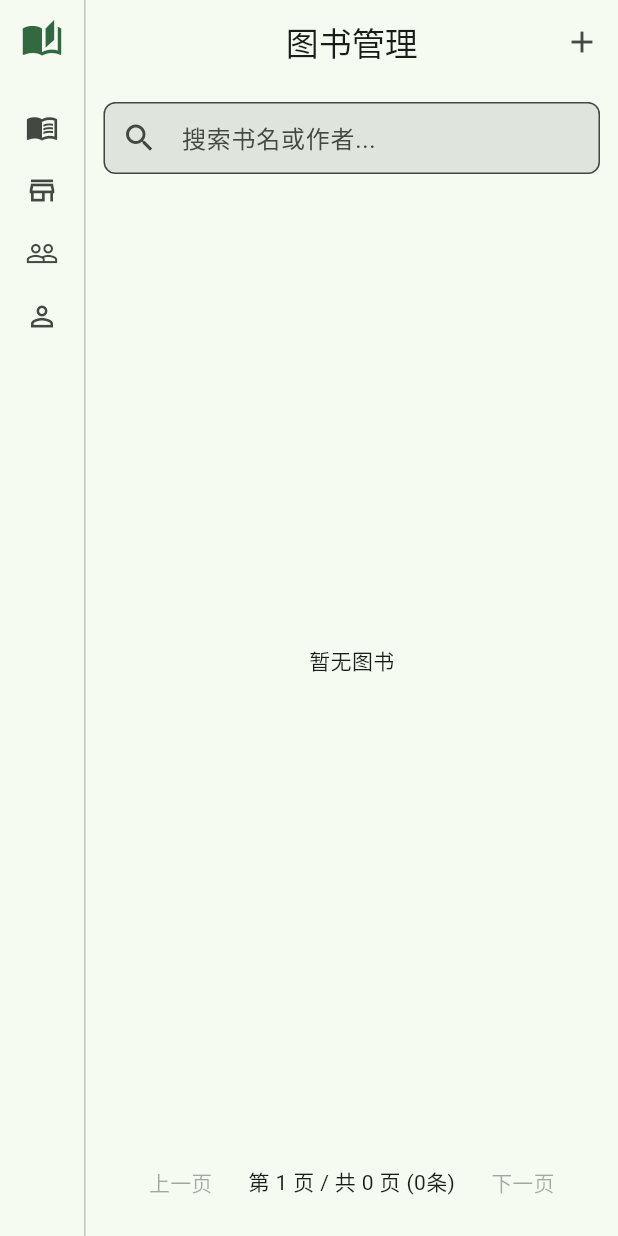
After one commit to defeatbug/weixin-library-app, a Flutter app: the ABooksPage screen opened by its route, on a phone screen of 412 x 824 dp. The commit adds this screen. Run offline on Flutter 3.47's test engine with Material 3 defaults, Android fonts, the phone set to English and light mode, and no system bars; our stand-ins replace dio, file_picker, flutter_dotenv, go_router, graphql, shared_preferences; missing offline and left inert: window_manager; accounts and stored records are empty; network calls fail.

Commit message:
[Add] macOS desktop admin panel with sidebar navigation
[Add] ABooksPage: book management with search, edit, delete
[Add] AUsersPage: user management with search and pagination
[Add] MainDesktopPage: desktop shell with sidebar layout
[Mod] app.dart: add WindowManagerInit for desktop window setup
[Mod] app_router: add admin routes under ShellRoute

```diff
--- /dev/null
+++ b/lib/admin/api/api_admin.dart
@@ -0,0 +1,60 @@
+import '../../api/api.dart';
+
+class ApiAdmin {
+  static const _adminBooksQuery = '''
+    query AdminBooks(\$page: Int, \$size: Int, \$search: String) {
+      adminBooks(page: \$page, size: \$size, search: \$search) {
+        items {
+          id title author isbn coverUrl fileUrl fileType fileSizeBytes
+          description publisher language averageRating reviewCount createdAt
+        }
+        total page size
+      }
+    }
+  ''';
+
+  static const _adminUpdateBookMutation = '''
+    mutation UpdateBook(\$id: ID!, \$input: UpdateBookInput!) {
+      updateBook(id: \$id, input: \$input) { id title author }
+    }
+  ''';
+
+  static const _adminUsersQuery = '''
+    query AdminUsers(\$page: Int, \$size: Int, \$search: String) {
+      adminUsers(page: \$page, size: \$size, search: \$search) {
+        items {
+          id email displayName avatarUrl role
+          bookshelfCount reviewCount
+        }
+        total page size
+      }
+    }
+  ''';
+
+  static Future getAdminBooks({
+    int page = 0, int size = 20, String? search,
+  }) {
+    return Api.query(_adminBooksQuery, variables: {
+      'page': page,
+      'size': size,
+      'search': search,
+    });
+  }
+
+  static Future updateBook(String id, Map<String, dynamic> input) {
+    return Api.mutate(_adminUpdateBookMutation, variables: {
+      'id': id,
+      'input': input,
+    });
+  }
+
+  static Future getAdminUsers({
+    int page = 0, int size = 20, String? search,
+  }) {
+    return Api.query(_adminUsersQuery, variables: {
+      'page': page,
+      'size': size,
+      'search': search,
+    });
+  }
+}
--- /dev/null
+++ b/lib/admin/config/admin_router.dart
@@ -0,0 +1,31 @@
+import 'package:flutter/material.dart';
+
+class AdminRouter {
+  static const booksPath = '/admin/books';
+  static const usersPath = '/admin/users';
+
+  static const sidebarItems = [
+    AdminSidebarItem(
+      icon: Icons.auto_stories,
+      label: '图书管理',
+      path: booksPath,
+    ),
+    AdminSidebarItem(
+      icon: Icons.people,
+      label: '用户管理',
+      path: usersPath,
+    ),
+  ];
+}
+
+class AdminSidebarItem {
+  final IconData icon;
+  final String label;
+  final String path;
+
+  const AdminSidebarItem({
+    required this.icon,
+    required this.label,
+    required this.path,
+  });
+}
--- /dev/null
+++ b/lib/admin/pages/book/a_books_page.dart
@@ -0,0 +1,235 @@
+import 'package:flutter/material.dart';
+import 'package:go_router/go_router.dart';
+
+import '../../../api/api.dart';
+import '../../api/api_admin.dart';
+import '../../../helpers/graphql_helper.dart';
+import '../../../models/book.dart';
+
+class ABooksPage extends StatefulWidget {
+  const ABooksPage({super.key});
+
+  @override
+  State<ABooksPage> createState() => _ABooksPageState();
+}
+
+class _ABooksPageState extends State<ABooksPage> {
+  final List<Book> _books = [];
+  bool _isLoading = true;
+  int _total = 0;
+  int _page = 0;
+  String? _search;
+  final _searchController = TextEditingController();
+  static const _pageSize = 20;
+
+  @override
+  void initState() {
+    super.initState();
+    _load();
+  }
+
+  Future<void> _load() async {
+    setState(() => _isLoading = true);
+    try {
+      final result = await ApiAdmin.getAdminBooks(
+        page: _page, size: _pageSize, search: _search,
+      );
+      if (!mounted) return;
+      setState(() {
+        _books.clear();
+        _books.addAll(GraphQLHelper.getItemsFromResult(
+          result, Book.fromJson, ['adminBooks', 'items'],
+        ));
+        _total = (result.data?['adminBooks']?['total'] as num?)?.toInt() ?? 0;
+        _isLoading = false;
+      });
+    } catch (_) {
+      if (mounted) setState(() => _isLoading = false);
+    }
+  }
+
+  void _onSearch(String value) {
+    _search = value.isEmpty ? null : value;
+    _page = 0;
+    _load();
+  }
+
+  @override
+  Widget build(BuildContext context) {
+    final theme = Theme.of(context);
+
+    return Scaffold(
+      appBar: AppBar(
+        title: const Text('图书管理'),
+        actions: [
+          IconButton(
+            icon: const Icon(Icons.add),
+            tooltip: '添加图书',
+            onPressed: () => context.push('/add-book'),
+          ),
+        ],
+      ),
+      body: Column(
+        children: [
+          // Search bar
+          Padding(
+            padding: const EdgeInsets.all(12),
+            child: TextField(
+              controller: _searchController,
+              decoration: InputDecoration(
+                hintText: '搜索书名或作者...',
+                prefixIcon: const Icon(Icons.search),
+                suffixIcon: _searchController.text.isNotEmpty
+                    ? IconButton(
+                        icon: const Icon(Icons.clear),
+                        onPressed: () {
+                          _searchController.clear();
+                          _onSearch('');
+                        },
+                      )
+                    : null,
+                border: OutlineInputBorder(
+                  borderRadius: BorderRadius.circular(8)),
+                contentPadding: const EdgeInsets.symmetric(horizontal: 12, vertical: 10),
+              ),
+              onSubmitted: _onSearch,
+            ),
+          ),
+
+          // Data table
+          Expanded(
+            child: _isLoading
+                ? const Center(child: CircularProgressIndicator())
+                : _books.isEmpty
+                    ? const Center(child: Text('暂无图书'))
+                    : _buildTable(theme),
+          ),
+
+          // Pagination
+          _buildPagination(theme),
+        ],
+      ),
+    );
+  }
+
+  Widget _buildTable(ThemeData theme) {
+    return SingleChildScrollView(
+      scrollDirection: Axis.horizontal,
+      child: SingleChildScrollView(
+        child: DataTable(
+          columns: const [
+            DataColumn(label: Text('书名')),
+            DataColumn(label: Text('作者')),
+            DataColumn(label: Text('格式')),
+            DataColumn(label: Text('评分')),
+            DataColumn(label: Text('操作')),
+          ],
+          rows: _books.map((book) {
+            return DataRow(cells: [
+              DataCell(Text(book.title, overflow: TextOverflow.ellipsis)),
+              DataCell(Text(book.author)),
+              DataCell(Text(book.fileType)),
+              DataCell(Text(book.averageRating?.toStringAsFixed(1) ?? '-')),
+              DataCell(Row(
+                mainAxisSize: MainAxisSize.min,
+                children: [
+                  TextButton(
+                    onPressed: () => _showEditDialog(book),
+                    child: const Text('编辑'),
+                  ),
+                  TextButton(
+                    onPressed: () => _confirmDelete(book),
+                    child: Text('删除', style: TextStyle(color: theme.colorScheme.error)),
+                  ),
+                ],
+              )),
+            ]);
+          }).toList(),
+        ),
+      ),
+    );
+  }
+
+  Widget _buildPagination(ThemeData theme) {
+    final totalPages = (_total / _pageSize).ceil();
+    return Padding(
+      padding: const EdgeInsets.all(12),
+      child: Row(
+        mainAxisAlignment: MainAxisAlignment.center,
+        children: [
+          TextButton(
+            onPressed: _page > 0 ? () { _page--; _load(); } : null,
+            child: const Text('上一页'),
+          ),
+          Padding(
+            padding: const EdgeInsets.symmetric(horizontal: 12),
+            child: Text('第 ${_page + 1} 页 / 共 $totalPages 页 (${_total}条)'),
+          ),
+          TextButton(
+            onPressed: (_page + 1) < totalPages ? () { _page++; _load(); } : null,
+            child: const Text('下一页'),
+          ),
+        ],
+      ),
+    );
+  }
+
+  void _showEditDialog(Book book) {
+    final titleCtrl = TextEditingController(text: book.title);
+    final authorCtrl = TextEditingController(text: book.author);
+    final descCtrl = TextEditingController(text: book.description ?? '');
+
+    showDialog(
+      context: context,
+      builder: (ctx) => AlertDialog(
+        title: const Text('编辑图书'),
+        content: SingleChildScrollView(
+          child: Column(
+            mainAxisSize: MainAxisSize.min,
+            children: [
+              TextField(controller: titleCtrl, decoration: const InputDecoration(labelText: '书名')),
+              const SizedBox(height: 8),
+              TextField(controller: authorCtrl, decoration: const InputDecoration(labelText: '作者')),
+              const SizedBox(height: 8),
+              TextField(controller: descCtrl, decoration: const InputDecoration(labelText: '简介'), maxLines: 3),
+            ],
+          ),
+        ),
+        actions: [
+          TextButton(onPressed: () => Navigator.pop(ctx), child: const Text('取消')),
+          FilledButton(onPressed: () async {
+            await ApiAdmin.updateBook(book.id, {
+              'title': titleCtrl.text.trim(),
+              'author': authorCtrl.text.trim(),
+              if (descCtrl.text.trim().isNotEmpty) 'description': descCtrl.text.trim(),
+            });
+            if (ctx.mounted) Navigator.pop(ctx);
+            _load();
+          }, child: const Text('保存')),
+        ],
+      ),
+    );
+  }
+
+  Future<void> _confirmDelete(Book book) async {
+    final ok = await showDialog<bool>(
+      context: context,
+      builder: (ctx) => AlertDialog(
+        title: const Text('删除图书'),
+        content: Text('确定删除《${book.title}》吗？此操作不可撤销。'),
+        actions: [
+          TextButton(onPressed: () => Navigator.pop(ctx, false), child: const Text('取消')),
+          FilledButton(
+            onPressed: () => Navigator.pop(ctx, true),
+            style: FilledButton.styleFrom(backgroundColor: Theme.of(ctx).colorScheme.error),
+            child: const Text('删除'),
+          ),
+        ],
+      ),
+    );
+    if (ok == true) {
+      await Api.mutate('mutation { deleteBook(id: "${book.id}") }');
+      _load();
+    }
+  }
+}
--- a/lib/app.dart
+++ b/lib/app.dart
@@ -4,6 +4,7 @@ import 'package:flutter_dotenv/flutter_dotenv.dart';
 import 'config/application.dart';
 import 'config/app_router.dart';
 import 'config/app_theme.dart';
+import 'config/initializers/window_manager_init.dart';
 
 class App extends StatefulWidget {
   const App({super.key});
@@ -12,6 +13,7 @@ class App extends StatefulWidget {
     WidgetsFlutterBinding.ensureInitialized();
     await dotenv.load(fileName: '.env');
     await Application.init();
+    await WindowManagerInit.init();
     runApp(const App());
   }
 
--- a/lib/config/app_router.dart
+++ b/lib/config/app_router.dart
@@ -1,12 +1,15 @@
 import 'package:flutter/material.dart';
 import 'package:go_router/go_router.dart';
 
+import '../admin/pages/book/a_books_page.dart';
+import '../admin/pages/user/a_users_page.dart';
 import '../models/current_user.dart';
 import '../pages/bookshelf/bookshelf_page.dart';
 import '../pages/book_detail/book_detail_page.dart';
 import '../pages/discover/discover_page.dart';
 import '../pages/friends/friend_feed_page.dart';
 import '../pages/login/login_page.dart';
+import '../pages/main/main_desktop_page.dart';
 import '../pages/main/main_page.dart';
 import '../pages/profile/profile_page.dart';
 import '../pages/reader/reader_page.dart';
@@ -115,6 +118,25 @@ class AppRouter {
           const AddBookPage(),
         ),
       ),
+
+      // ── Admin routes (desktop sidebar layout) ──
+      ShellRoute(
+        builder: (context, state, child) => MainDesktopPage(child: child),
+        routes: [
+          GoRoute(
+            path: '/admin/books',
+            pageBuilder: (context, state) => _fadeTransitionPage(
+              context, state, const ABooksPage(),
+            ),
+          ),
+          GoRoute(
+            path: '/admin/users',
+            pageBuilder: (context, state) => _fadeTransitionPage(
+              context, state, const AUsersPage(),
+            ),
+          ),
+        ],
+      ),
     ],
   );
 
--- /dev/null
+++ b/lib/pages/main/main_desktop_page.dart
@@ -0,0 +1,116 @@
+import 'package:flutter/material.dart';
+import 'package:go_router/go_router.dart';
+
+import '../../admin/config/admin_router.dart';
+import '../../models/current_user.dart';
+
+class MainDesktopPage extends StatefulWidget {
+  final Widget? child;
+  const MainDesktopPage({super.key, this.child});
+
+  @override
+  State<MainDesktopPage> createState() => _MainDesktopPageState();
+}
+
+class _MainDesktopPageState extends State<MainDesktopPage> {
+  @override
+  Widget build(BuildContext context) {
+    final theme = Theme.of(context);
+    final isAdmin = CurrentUser.instance.email == 'admin@weixin.com';
+    final sidebarItems = isAdmin ? AdminRouter.sidebarItems : <AdminSidebarItem>[];
+
+    return Scaffold(
+      body: Row(
+        children: [
+          // Sidebar
+          Material(
+            elevation: 1,
+            child: SizedBox(
+              width: 56,
+              child: Column(
+                children: [
+                  const SizedBox(height: 12),
+                  // App icon
+                  Icon(Icons.auto_stories, color: theme.colorScheme.primary, size: 28),
+                  const SizedBox(height: 24),
+
+                  // Main app navigation
+                  _sidebarIcon(
+                    Icons.menu_book_outlined,
+                    Icons.menu_book,
+                    '阅读',
+                    '/',
+                  ),
+                  _sidebarIcon(
+                    Icons.store_outlined,
+                    Icons.store,
+                    '书城',
+                    '/discover',
+                  ),
+                  _sidebarIcon(
+                    Icons.people_outline,
+                    Icons.people,
+                    '书友',
+                    '/friends',
+                  ),
+                  _sidebarIcon(
+                    Icons.person_outline,
+                    Icons.person,
+                    '我',
+                    '/profile',
+                  ),
+
+                  if (isAdmin) ...[
+                    const SizedBox(height: 12),
+                    const Divider(indent: 12, endIndent: 12),
+                    const SizedBox(height: 4),
+                    ...sidebarItems.map((item) => _sidebarIcon(
+                      item.icon,
+                      item.icon,
+                      item.label,
+                      item.path,
+                      isAdminItem: true,
+                    )),
+                  ],
+                ],
+              ),
+            ),
+          ),
+
+          // Divider
+          VerticalDivider(width: 1, color: theme.colorScheme.outlineVariant),
+
+          // Content area
+          Expanded(
+            child: widget.child ?? const SizedBox.shrink(),
+          ),
+        ],
+      ),
+    );
+  }
+
+  Widget _sidebarIcon(IconData icon, IconData activeIcon, String tooltip, String path, {bool isAdminItem = false}) {
+    final isActive = GoRouterState.of(context).uri.toString() == path;
+    final theme = Theme.of(context);
+
+    return Tooltip(
+      message: tooltip,
+      child: InkWell(
+        onTap: () => context.go(path),
+        child: Container(
+          width: 56,
+          padding: const EdgeInsets.symmetric(vertical: 10),
+          child: Icon(
+            isActive ? activeIcon : icon,
+            size: 22,
+            color: isActive
+                ? theme.colorScheme.primary
+                : isAdminItem
+                    ? theme.colorScheme.onSurfaceVariant.withValues(alpha: 0.6)
+                    : theme.colorScheme.onSurfaceVariant,
+          ),
+        ),
+      ),
+    );
+  }
+}
--- a/pubspec.yaml
+++ b/pubspec.yaml
@@ -22,6 +22,9 @@ dependencies:
   flutter_dotenv: ^5.2.1
   file_picker: ^8.0.0
   dio: ^5.4.0
+  window_manager: ^0.4.3
+  get: ^4.6.6
+  trina_grid: ^1.6.7
 
 dev_dependencies:
   flutter_test:
```
Also changed, not shown: lib/admin/pages/user/a_users_page.dart (added, +152 -0 lines), lib/config/initializers/window_manager_init.dart (added, +32 -0 lines), 29 other files.
